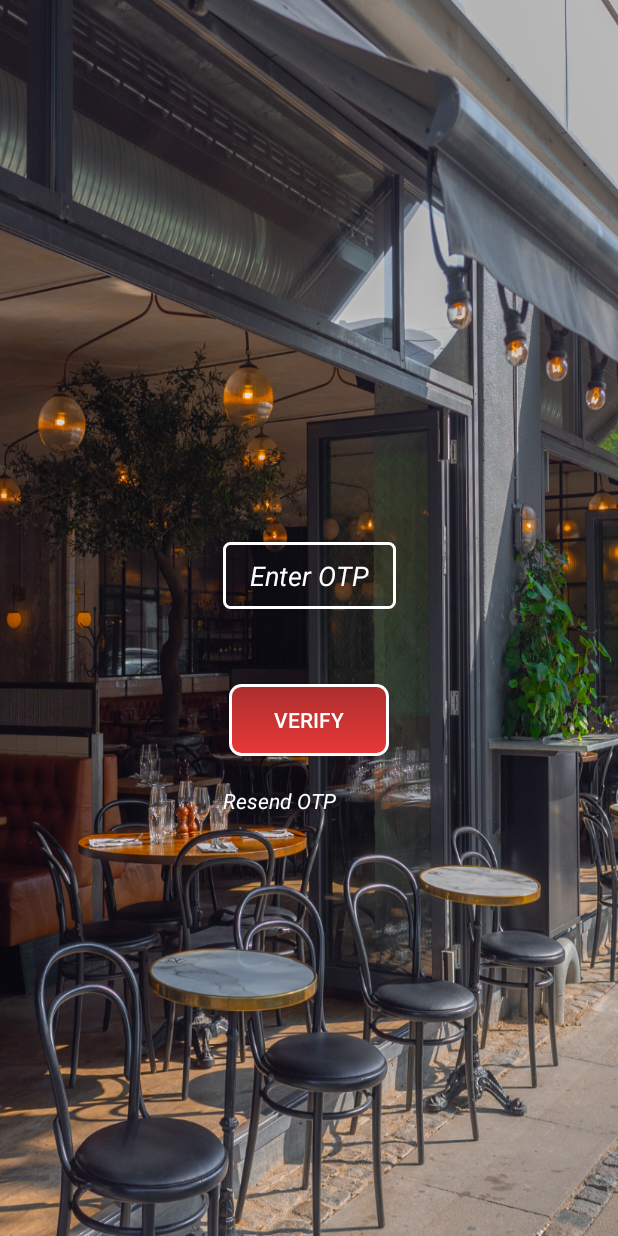
After one commit to tanya-555/RestaurantFinder, an Android app: the layout otp_activity.xml on its own in the app's theme, with its tools: preview values and no code run, on a phone screen of 412 x 824 dp. The commit adds this screen. Run offline under Robolectric (Android 15) with nearby library versions, the phone set to English and light mode, and no system bars.

Commit message:
layout for otp activity

```diff
--- /dev/null
+++ b/app/src/main/res/drawable/tv_hover_selector.xml
@@ -0,0 +1,8 @@
+<?xml version="1.0" encoding="utf-8"?>
+<selector xmlns:android="http://schemas.android.com/apk/res/android">
+
+    <item android:state_hovered="true">
+        <color android:color="@color/color_white" />
+    </item>
+
+</selector>
--- a/app/src/main/res/layout/activity_main.xml
+++ b/app/src/main/res/layout/activity_main.xml
@@ -32,6 +32,7 @@
             android:textStyle="italic" />
 
         <Button
+            android:id="@+id/btn_send_otp"
             android:layout_width="wrap_content"
             android:layout_height="wrap_content"
             android:layout_below="@+id/tv_mobile"
--- /dev/null
+++ b/app/src/main/res/layout/otp_activity.xml
@@ -0,0 +1,113 @@
+<?xml version="1.0" encoding="utf-8"?>
+<androidx.constraintlayout.widget.ConstraintLayout xmlns:android="http://schemas.android.com/apk/res/android"
+    xmlns:app="http://schemas.android.com/apk/res-auto"
+    android:layout_width="match_parent"
+    android:layout_height="match_parent"
+    android:background="@drawable/pic4">
+
+    <RelativeLayout
+        android:id="@+id/rl_otp"
+        android:layout_width="wrap_content"
+        android:layout_height="wrap_content"
+        android:padding="@dimen/size_20dp"
+        android:visibility="visible"
+        app:layout_constraintBottom_toBottomOf="parent"
+        app:layout_constraintEnd_toEndOf="parent"
+        app:layout_constraintStart_toStartOf="parent"
+        app:layout_constraintTop_toTopOf="parent">
+
+        <EditText
+            android:id="@+id/tv_otp"
+            android:layout_width="wrap_content"
+            android:layout_height="wrap_content"
+            android:layout_marginTop="@dimen/size_80dp"
+            android:background="@drawable/tv_shape_selector"
+            android:hint="@string/enter_otp"
+            android:inputType="number"
+            android:paddingStart="@dimen/size_18dp"
+            android:paddingTop="@dimen/size_10dp"
+            android:paddingEnd="@dimen/size_18dp"
+            android:paddingBottom="@dimen/size_10dp"
+            android:textColor="@color/color_white"
+            android:textColorHint="@color/color_white"
+            android:textStyle="italic" />
+
+        <Button
+            android:id="@+id/btn_verify"
+            android:layout_width="wrap_content"
+            android:layout_height="wrap_content"
+            android:layout_below="@+id/tv_otp"
+            android:layout_centerInParent="true"
+            android:layout_marginTop="@dimen/size_50dp"
+            android:background="@drawable/button_shape_selector"
+            android:paddingStart="@dimen/size_30dp"
+            android:paddingLeft="@dimen/size_30dp"
+            android:paddingTop="@dimen/size_5dp"
+            android:paddingEnd="@dimen/size_30dp"
+            android:paddingBottom="@dimen/size_5dp"
+            android:text="@string/verify"
+            android:textColor="@color/color_white" />
+
+        <TextView
+            android:id="@+id/tv_resend_otp"
+            android:layout_width="wrap_content"
+            android:layout_height="wrap_content"
+            android:layout_below="@+id/btn_verify"
+            android:layout_marginTop="@dimen/size_20dp"
+            android:background="@drawable/tv_hover_selector"
+            android:text="@string/resend_otp"
+            android:textColor="@color/color_white"
+            android:textStyle="italic" />
+
+    </RelativeLayout>
+
+    <RelativeLayout
+        android:layout_width="wrap_content"
+        android:layout_height="wrap_content"
+        android:padding="@dimen/size_20dp"
+        android:visibility="gone"
+        app:layout_constraintBottom_toBottomOf="parent"
+        app:layout_constraintEnd_toEndOf="parent"
+        app:layout_constraintStart_toStartOf="parent"
+        app:layout_constraintTop_toTopOf="parent">
+
+        <ImageView
+            android:id="@+id/iv_location"
+            android:layout_width="@dimen/size_30dp"
+            android:layout_height="@dimen/size_30dp"
+            android:layout_alignParentStart="true"
+            android:layout_alignParentLeft="true"
+            android:src="@drawable/location" />
+
+        <EditText
+            android:id="@+id/et_location"
+            android:layout_width="wrap_content"
+            android:layout_height="wrap_content"
+            android:layout_toEndOf="@+id/iv_location"
+            android:layout_toRightOf="@+id/iv_location"
+            android:hint="@string/enter_city"
+            android:padding="@dimen/size_10dp"
+            android:textColor="@color/color_white"
+            android:textColorHint="@color/color_white"
+            android:textStyle="italic" />
+
+        <Button
+            android:id="@+id/btn_continue"
+            android:layout_width="wrap_content"
+            android:layout_height="wrap_content"
+            android:layout_below="@+id/et_location"
+            android:layout_centerInParent="true"
+            android:layout_marginTop="@dimen/size_50dp"
+            android:background="@drawable/button_shape_selector"
+            android:paddingStart="@dimen/size_30dp"
+            android:paddingLeft="@dimen/size_30dp"
+            android:paddingTop="@dimen/size_5dp"
+            android:paddingEnd="@dimen/size_30dp"
+            android:paddingRight="@dimen/size_30dp"
+            android:paddingBottom="@dimen/size_5dp"
+            android:text="@string/text_continue"
+            android:textColor="@color/color_white" />
+
+    </RelativeLayout>
+
+</androidx.constraintlayout.widget.ConstraintLayout>
--- a/app/src/main/res/values/colors.xml
+++ b/app/src/main/res/values/colors.xml
@@ -5,4 +5,5 @@
     <color name="colorAccent">#D81B60</color>
     <color name="color_white">#ffffff</color>
     <color name="color_text_hint">#7ba39f</color>
+    <color name="color_black">#000000</color>
 </resources>
--- a/app/src/main/res/values/dimens.xml
+++ b/app/src/main/res/values/dimens.xml
@@ -5,4 +5,7 @@
     <dimen name="size_12dp">12dp</dimen>
     <dimen name="size_18dp">18dp</dimen>
     <dimen name="size_10dp">10dp</dimen>
+    <dimen name="size_5dp">5dp</dimen>
+    <dimen name="size_30dp">30dp</dimen>
+    <dimen name="size_50dp">50dp</dimen>
 </resources>
--- a/app/src/main/res/values/strings.xml
+++ b/app/src/main/res/values/strings.xml
@@ -2,4 +2,9 @@
     <string name="app_name">RestaurantFinder</string>
     <string name="enter_mobile_number">Enter mobile number</string>
     <string name="send_otp">SEND OTP</string>
+    <string name="enter_otp">Enter OTP</string>
+    <string name="verify">VERIFY</string>
+    <string name="resend_otp">Resend OTP</string>
+    <string name="text_continue">CONTINUE</string>
+    <string name="enter_city">Enter city</string>
 </resources>
```
Also changed, not shown: app/src/main/res/drawable-v24/location.png (added), app/src/main/res/drawable-xxxhdpi/pic4.jpg (added), 2 other files.
